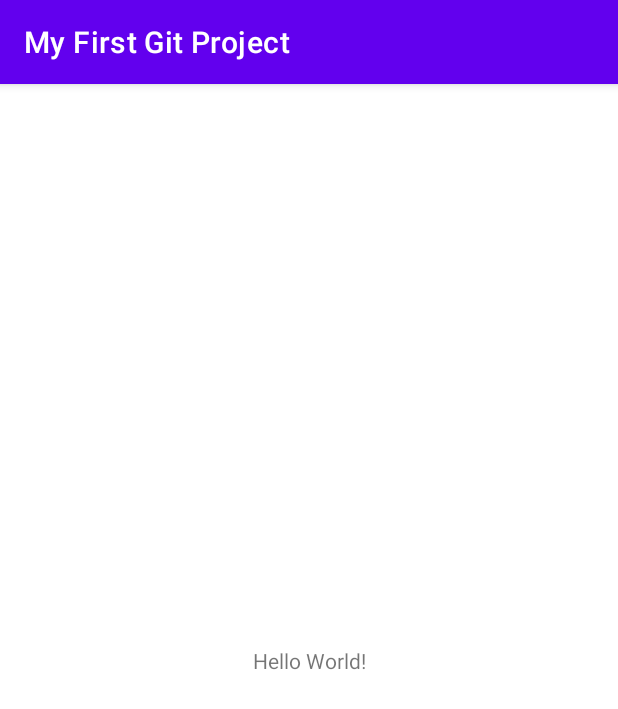
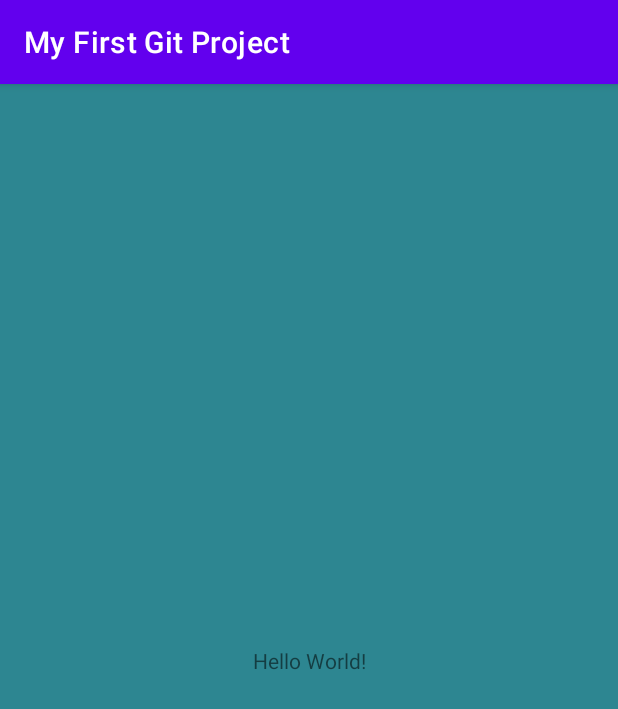
Before and after one commit to AlexManro/MyFirstGitProject, an Android app: the screen it shows after launch (MainActivity), on a phone screen of 412 x 824 dp. Shown: the top 709 px of the screen. Run offline under Robolectric (Android 15) with nearby library versions, the phone set to English and light mode, and no system bars.

Commit message:
change bg color

```diff
--- a/app/src/main/res/layout/activity_main.xml
+++ b/app/src/main/res/layout/activity_main.xml
@@ -4,6 +4,7 @@
     xmlns:tools="http://schemas.android.com/tools"
     android:layout_width="match_parent"
     android:layout_height="match_parent"
+    android:background="#2D8691"
     tools:context=".MainActivity">
 
     <TextView
```
